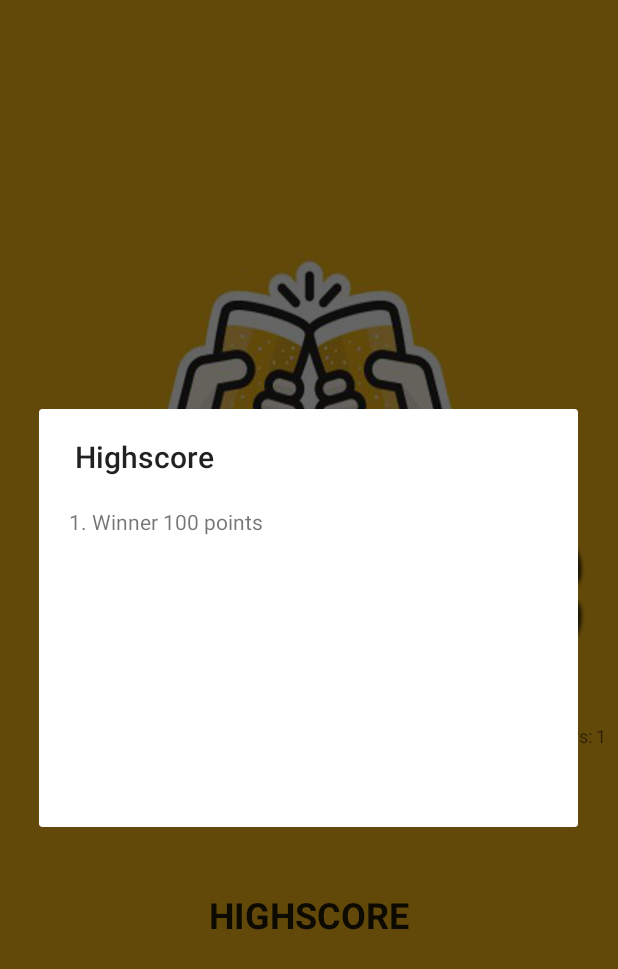
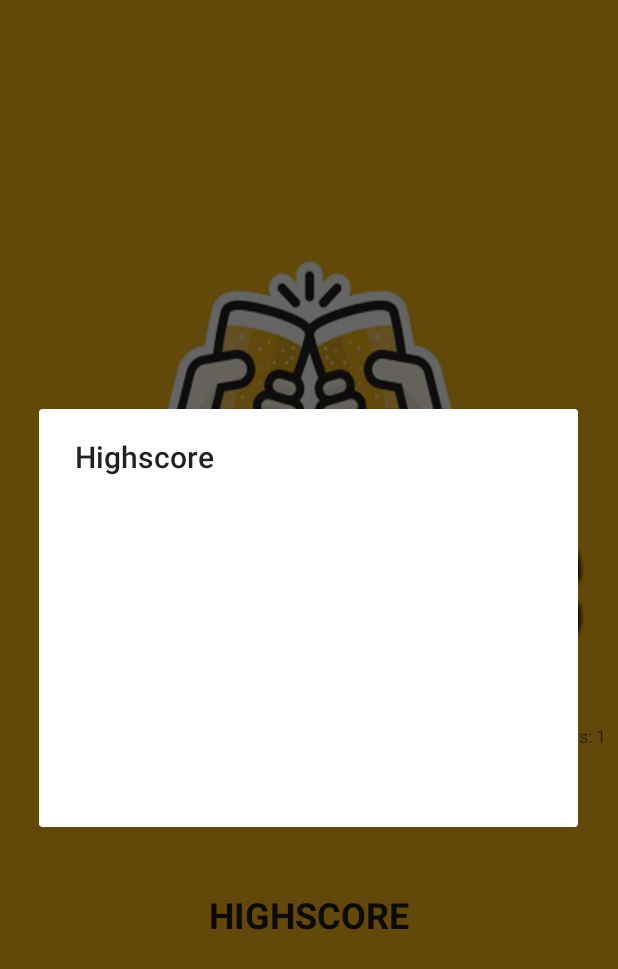
Before and after one commit to riomontana/PartyNonSense, an Android app: the screen it shows after launch (MainActivity), after a tap on "HIGHSCORE", on a phone screen of 412 x 824 dp. Shown: the top 969 px of the screen. Run offline under Robolectric (Android 15) with nearby library versions, the phone set to English and light mode, and no system bars.

Commit message:
highscore added

```diff
--- a/app/src/main/AndroidManifest.xml
+++ b/app/src/main/AndroidManifest.xml
@@ -7,9 +7,9 @@
 
     <application
         android:allowBackup="true"
-        android:icon="@mipmap/party_icon"
+        android:icon="@mipmap/ic_launcher"
         android:label="@string/app_name"
-        android:roundIcon="@mipmap/party_icon"
+        android:roundIcon="@mipmap/ic_launcher_round"
         android:supportsRtl="true"
         android:theme="@style/Theme.AppCompat.Light.NoActionBar">
 
--- a/app/src/main/java/com/lfo/partynonsense/activitys/MainActivity.java
+++ b/app/src/main/java/com/lfo/partynonsense/activitys/MainActivity.java
@@ -56,12 +56,9 @@ public class MainActivity extends AppCompatActivity {
         setContentView(R.layout.activity_main);
 
         highscoreDB = new HighscoreDatabase(this);
-
-        highscoreDB.addPlayer("Winner");
-        highscoreDB.addScore(highscoreDB.getPlayerID("Winner"), 100);
-
         currentPlayers = findViewById(R.id.currentPlayers);
         currentPlayers.setText("Current players: " + nbrPlayers);
+
         Button playBtn = (Button) findViewById(R.id.playBtn);
         playBtn.setOnClickListener(new View.OnClickListener() {
             @Override
@@ -210,6 +207,7 @@ public class MainActivity extends AppCompatActivity {
         int hsNav = 0;
         for(HighscoreModel entries : highscoreListDB) {
             highscoreList[hsNav].setText((hsNav+1) + ". " + entries.player + " " + entries.score + " points" );
+            hsNav++;
         }
         dialog.show();
     }
--- a/app/src/main/java/com/lfo/partynonsense/fragments/BallGameFragment.java
+++ b/app/src/main/java/com/lfo/partynonsense/fragments/BallGameFragment.java
@@ -79,7 +79,6 @@ public class BallGameFragment extends Fragment implements FragmentTemplate {
         gameInfoDialog = new GameInfoAlertDialogFragment();
         gameInfoDialog.setTitle("Catch the stars");
         gameInfoDialog.setText(gameInfo);
-        gameInfoDialog.setImageResource(R.drawable.ball_game);
         gameInfoDialog.show(getActivity().getFragmentManager(), "Catch the stars");
     }
 
--- a/app/src/main/java/com/lfo/partynonsense/fragments/RotateGameFragment.java
+++ b/app/src/main/java/com/lfo/partynonsense/fragments/RotateGameFragment.java
@@ -89,7 +89,7 @@ public class RotateGameFragment extends Fragment implements FragmentTemplate, Se
         GameInfoAlertDialogFragment gameInfoDialog = new GameInfoAlertDialogFragment();
         gameInfoDialog.setTitle("Spinner!");
         gameInfoDialog.setText(getResources().getString(R.string.rotate_game_info));
-        gameInfoDialog.setImageResource(R.drawable.rotate_game);
+//        gameInfoDialog.setImageResource(R.drawable.how_to_volumegame);
         gameInfoDialog.show(getActivity().getFragmentManager(), "Spinner");
     }
 
--- a/app/src/main/java/com/lfo/partynonsense/fragments/WhackAMoleFragment.java
+++ b/app/src/main/java/com/lfo/partynonsense/fragments/WhackAMoleFragment.java
@@ -112,7 +112,7 @@ public class WhackAMoleFragment extends Fragment implements SensorEventListener
         GameInfoAlertDialogFragment gameInfoDialog = new GameInfoAlertDialogFragment();
         gameInfoDialog.setTitle("Whack A Mole");
         gameInfoDialog.setText(getResources().getString(R.string.whack_a_mole));
-        gameInfoDialog.setImageResource(R.drawable.whack_a_mole);
+//        gameInfoDialog.setImageResource(R.drawable.how_to_volumegame);
         gameInfoDialog.show(getActivity().getFragmentManager(), "Whack A Mole");
     }
 
--- a/app/src/main/res/values/strings.xml
+++ b/app/src/main/res/values/strings.xml
@@ -1,5 +1,5 @@
 <resources>
-    <string name="app_name">Party Nonsense</string>
+    <string name="app_name">PartyNonSense</string>
 
     <!-- TODO: Remove or change this placeholder text -->
     <string name="hello_blank_fragment">Hello blank fragment</string>
```
Also changed, not shown: app/src/main/java/com/lfo/partynonsense/activitys/GameActivity.java (+8 -0 lines).
